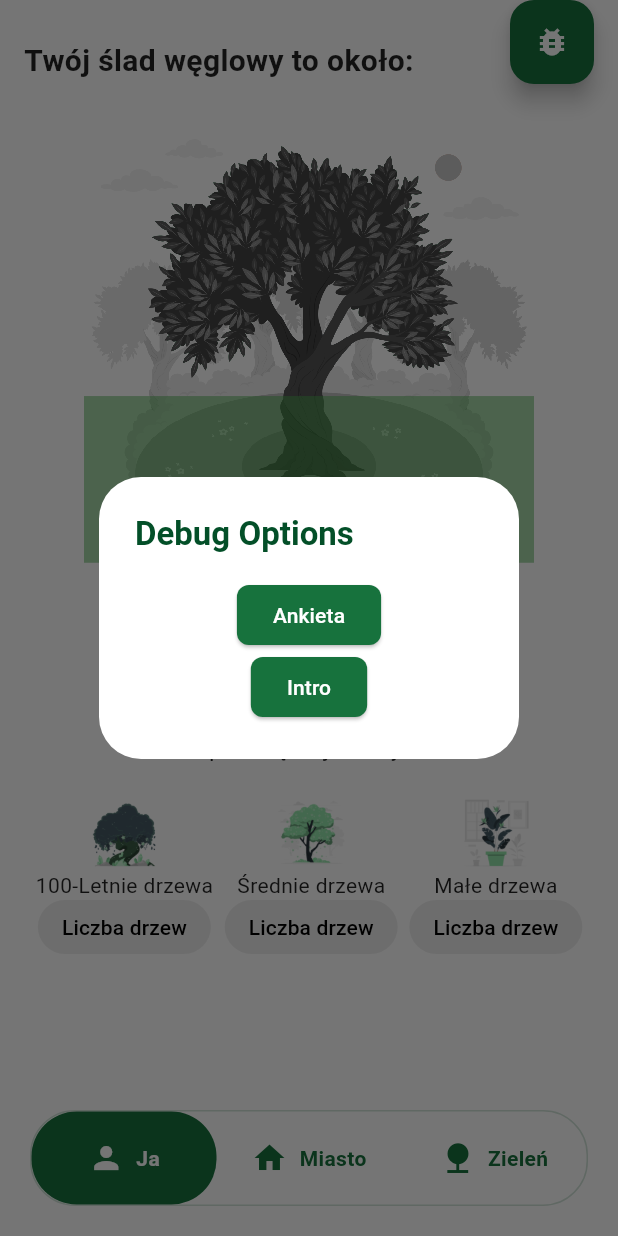
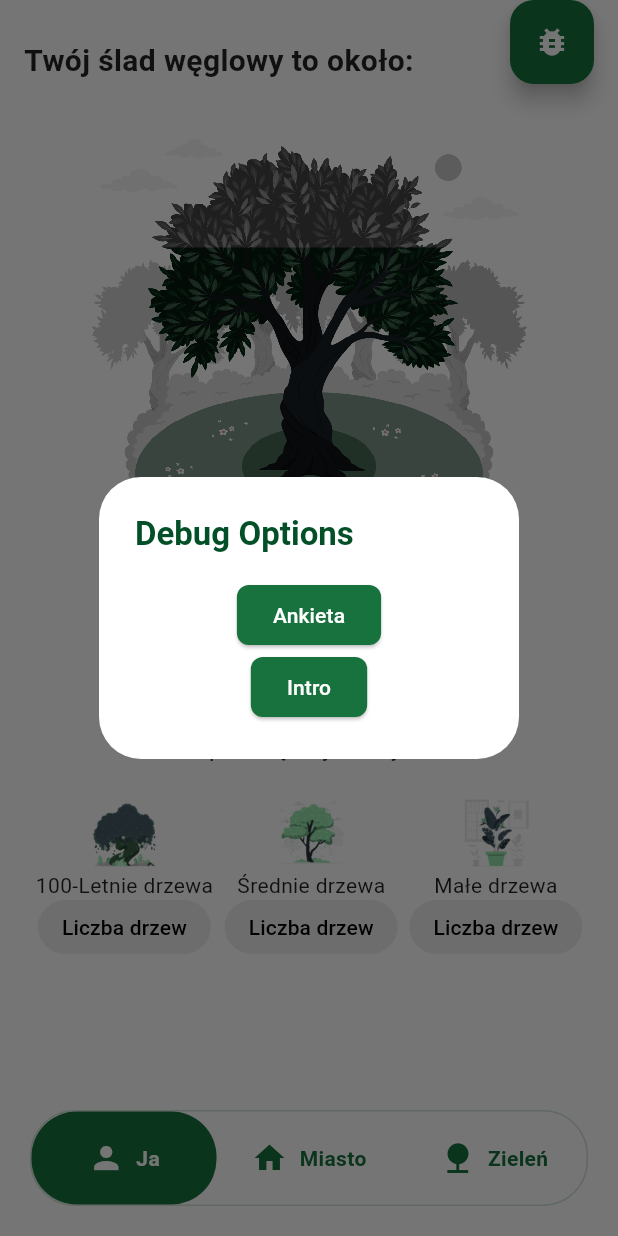
Before and after one commit to MeCatooo/HackYeah2024, a Flutter app: the HomeScreen screen opened directly, after a tap on the "bug report" icon, on a phone screen of 412 x 824 dp. Run offline on Flutter 3.47's test engine with Material 3 defaults, Android fonts, the phone set to English and light mode, and no system bars; our stand-ins replace flutter_riverpod, shared_preferences; accounts and stored records are empty.

Commit message:
flutter does wop wop wup wop wop wup wop

```diff
--- a/co2unter/lib/features/home_screen/presentation/me_tab.dart
+++ b/co2unter/lib/features/home_screen/presentation/me_tab.dart
@@ -8,7 +8,7 @@ class MeTab extends StatelessWidget {
   @override
   Widget build(BuildContext context) {
     // Hard-coded percentage for now
-    const double carbonFootprintPercentage = 37.0;
+    const double carbonFootprintPercentage = 70.0;
 
     return SingleChildScrollView(
       child: Padding(
--- a/co2unter/lib/features/user_profile/widgets/tree_image.dart
+++ b/co2unter/lib/features/user_profile/widgets/tree_image.dart
@@ -1,47 +1,63 @@
-import 'dart:typed_data';
+import 'dart:async';
+
 import 'package:flutter/material.dart';
 import 'dart:ui' as ui;
-import 'package:flutter/services.dart';
 
-class TreeImage extends StatelessWidget {
+class TreeImage extends StatefulWidget {
   final double percentage;
   final double width;
   final double height;
 
-  const TreeImage(
-      {Key? key, required this.percentage, this.width = 200, this.height = 200})
-      : super(key: key);
+  const TreeImage({
+    Key? key,
+    required this.percentage,
+    this.width = 200,
+    this.height = 200,
+  }) : super(key: key);
+
+  @override
+  _TreeImageState createState() => _TreeImageState();
+}
+
+class _TreeImageState extends State<TreeImage> {
+  ui.Image? _image;
+
+  @override
+  void initState() {
+    super.initState();
+    _loadImage();
+  }
+
+  Future<void> _loadImage() async {
+    final imageProvider = AssetImage('assets/images/main_tree.png');
+    final completer = Completer<ui.Image>();
+    imageProvider.resolve(ImageConfiguration()).addListener(
+      ImageStreamListener((ImageInfo info, bool _) {
+        completer.complete(info.image);
+      }),
+    );
+
+    _image = await completer.future;
+    setState(() {}); // Trigger a rebuild once the image is loaded
+  }
 
   @override
   Widget build(BuildContext context) {
+    if (_image == null) {
+      return const Center(child: CircularProgressIndicator());
+    }
+
     return SizedBox(
-      width: width,
-      height: height,
-      child: FutureBuilder<ui.Image>(
-        future: _loadImage('assets/images/main_tree.png'),
-        builder: (context, snapshot) {
-          if (snapshot.connectionState == ConnectionState.done) {
-            return CustomPaint(
-              painter: TreePainter(
-                image: snapshot.data!,
-                percentage: percentage,
-              ),
-              size: Size(width, height),
-            );
-          } else {
-            return const Center(child: CircularProgressIndicator());
-          }
-        },
+      width: widget.width,
+      height: widget.height,
+      child: CustomPaint(
+        painter: TreePainter(
+          image: _image!,
+          percentage: widget.percentage,
+        ),
+        size: Size(widget.width, widget.height),
       ),
     );
-  }
-
-  Future<ui.Image> _loadImage(String assetPath) async {
-    final ByteData data = await rootBundle.load(assetPath);
-    final Uint8List bytes = data.buffer.asUint8List();
-    final ui.Codec codec = await ui.instantiateImageCodec(bytes);
-    final ui.FrameInfo fi = await codec.getNextFrame();
-    return fi.image;
   }
 }
 
@@ -103,24 +119,40 @@ class TreePainter extends CustomPainter {
     );
     canvas.restore();
 
-    // Apply color overlay
+    // Apply the color overlay based on percentage
     paint.colorFilter = null;
+    paint.blendMode = BlendMode.multiply;
+
+    // Create a path that matches the shape of the image
+    final Path overlayPath = Path();
+    overlayPath.addRect(
+      Rect.fromLTWH(
+        centered.dx,
+        centered.dy +
+            scaledSize.height -
+            (scaledSize.height * (percentage / 100).clamp(0.0, 1.0)),
+        scaledSize.width,
+        scaledSize.height * (percentage / 100).clamp(0.0, 1.0),
+      ),
+    );
+
     if (percentage <= 100) {
-      paint.color = Colors.green.withOpacity(0.5);
+      paint.color = Colors.green;
     } else {
-      paint.color = Colors.red.withOpacity(0.5);
+      paint.color = Colors.red;
     }
-    paint.blendMode = BlendMode.srcATop;
 
-    final coloredHeight =
-        scaledSize.height * (percentage / 100).clamp(0.0, 1.0);
-    final coloredRect = Rect.fromLTWH(
-        centered.dx,
-        centered.dy + scaledSize.height - coloredHeight,
-        scaledSize.width,
-        coloredHeight);
-
-    canvas.drawRect(coloredRect, paint);
+    // Clip the overlay to the shape of the image to avoid drawing outside the bounds
+    canvas.save();
+    canvas.clipPath(overlayPath);
+    canvas.drawImageRect(
+      image,
+      Rect.fromLTWH(0, 0, image.width.toDouble(), image.height.toDouble()),
+      Rect.fromLTWH(
+          centered.dx, centered.dy, scaledSize.width, scaledSize.height),
+      paint,
+    );
+    canvas.restore();
   }
 
   @override
--- a/co2unter/pubspec.yaml
+++ b/co2unter/pubspec.yaml
@@ -12,7 +12,6 @@ dependencies:
     sdk: flutter
 
   cupertino_icons: ^1.0.8
-#  flutter_svg_provider: any
   flutter_svg: any
   scrollable: any
   flutter_riverpod: any
```
Also changed, not shown: co2unter/assets/images/main_tree.svg (added).
